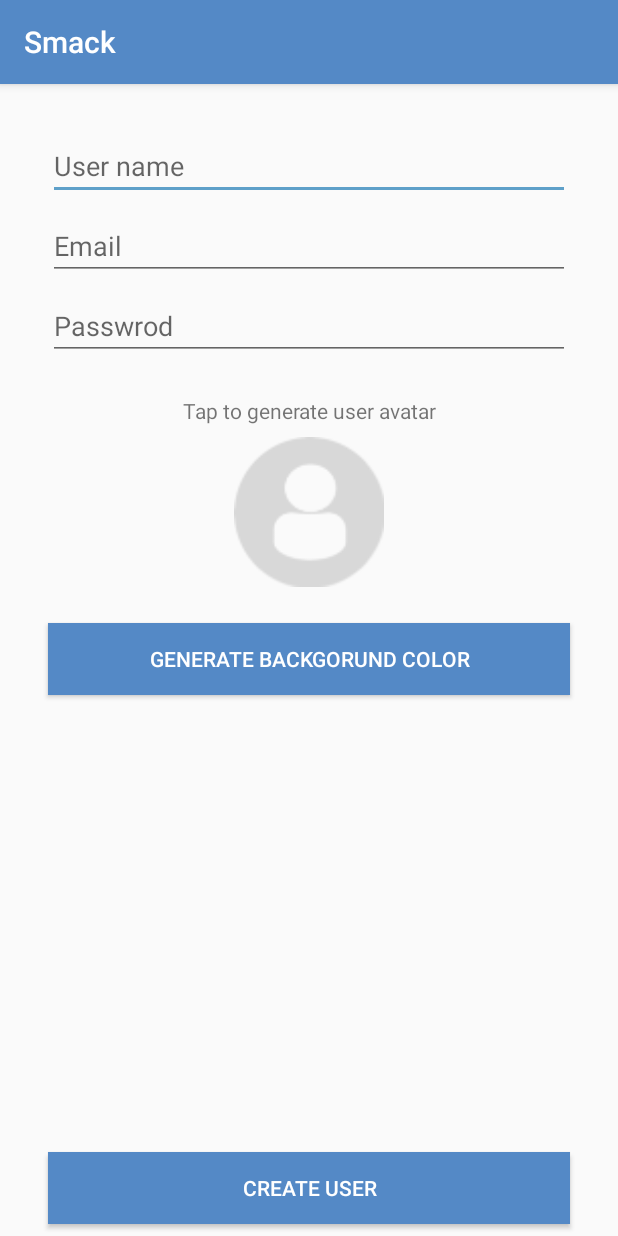
After one commit to ma10hoss/SmackChat, an Android app: the CreateUserActivity screen opened directly, with no data from a screen before it, on a phone screen of 412 x 824 dp. The commit adds this screen. Run offline under Robolectric (Android 15) with nearby library versions, the phone set to English and light mode, and no system bars.

Commit message:
this commit allows user to access CreateUserActivity page though the sign up here button in the activity login page.

```diff
--- a/app/build.gradle
+++ b/app/build.gradle
@@ -24,7 +24,7 @@ android {
 
 dependencies {
     implementation fileTree(dir: 'libs', include: ['*.jar'])
-    implementation"org.jetbrains.kotlin:kotlin-stdlib-jdk7:$kotlin_version"
+    implementation "org.jetbrains.kotlin:kotlin-stdlib-jdk7:$kotlin_version"
     implementation 'com.android.support:appcompat-v7:28.0.0'
     implementation 'com.android.support:design:28.0.0'
     implementation 'com.android.support.constraint:constraint-layout:1.1.3'
--- a/app/src/main/AndroidManifest.xml
+++ b/app/src/main/AndroidManifest.xml
@@ -8,6 +8,10 @@
             android:label="@string/app_name"
             android:supportsRtl="true"
             android:theme="@style/AppTheme">
+        <activity android:name=".CreateUserActivity">
+        </activity>
+        <activity android:name=".LoginActivity">
+        </activity>
         <activity
                 android:name=".MainActivity"
                 android:label="@string/app_name"
--- /dev/null
+++ b/app/src/main/java/com/example/smack/CreateUserActivity.kt
@@ -0,0 +1,23 @@
+package com.example.smack
+
+import android.support.v7.app.AppCompatActivity
+import android.os.Bundle
+import android.view.View
+
+class CreateUserActivity : AppCompatActivity() {
+
+    override fun onCreate(savedInstanceState: Bundle?) {
+        super.onCreate(savedInstanceState)
+        setContentView(R.layout.activity_create_user)
+    }
+    fun generateUserAvatar (view: View){
+
+    }
+    fun generateColorClicked(view: View){
+
+    }
+
+    fun createUserClicked (view: View){
+
+    }
+}
--- a/app/src/main/java/com/example/smack/MainActivity.kt
+++ b/app/src/main/java/com/example/smack/MainActivity.kt
@@ -1,5 +1,6 @@
 package com.example.smack
 
+import android.content.Intent
 import android.os.Bundle
 import android.support.design.widget.FloatingActionButton
 import android.support.design.widget.Snackbar
@@ -42,6 +43,8 @@ class MainActivity : AppCompatActivity() {
     }
 
     fun loginBtnNavClicked(view:View){
+        val loginIntent = Intent(this, LoginActivity::class.java)
+        startActivity(loginIntent)
 
     }
     fun addChannelClicked(view: View){
--- /dev/null
+++ b/app/src/main/res/layout/activity_create_user.xml
@@ -0,0 +1,73 @@
+<?xml version="1.0" encoding="utf-8"?>
+<android.support.constraint.ConstraintLayout
+        xmlns:android="http://schemas.android.com/apk/res/android"
+        xmlns:tools="http://schemas.android.com/tools"
+        xmlns:app="http://schemas.android.com/apk/res-auto"
+        android:layout_width="match_parent"
+        android:layout_height="match_parent"
+        tools:context=".CreateUserActivity">
+
+    <EditText
+            android:layout_width="0dp"
+            android:layout_height="wrap_content"
+            android:inputType="textPersonName"
+            android:ems="10"
+            android:id="@+id/createUserNAmeText"
+            android:layout_marginTop="32dp"
+            app:layout_constraintTop_toTopOf="parent" app:layout_constraintStart_toStartOf="parent"
+            app:layout_constraintHorizontal_bias="0.5" app:layout_constraintEnd_toEndOf="parent"
+            android:hint="User name" android:layout_marginStart="32dp" android:layout_marginEnd="32dp"
+            android:textColor="@android:color/darker_gray"/>
+    <EditText
+            android:layout_width="0dp"
+            android:layout_height="wrap_content"
+            android:inputType="textPersonName"
+            android:ems="10"
+            android:id="@+id/createEmailText" android:layout_marginTop="8dp"
+            app:layout_constraintTop_toBottomOf="@+id/createUserNAmeText" app:layout_constraintStart_toStartOf="parent"
+            app:layout_constraintHorizontal_bias="0.5" app:layout_constraintEnd_toEndOf="parent" android:hint="Email"
+            android:layout_marginStart="32dp" android:layout_marginEnd="32dp"
+            android:textColor="@android:color/darker_gray"/>
+    <EditText
+            android:layout_width="0dp"
+            android:layout_height="wrap_content"
+            android:inputType="textPassword"
+            android:ems="10"
+            android:id="@+id/createPasswordText" android:layout_marginTop="8dp"
+            app:layout_constraintTop_toBottomOf="@+id/createEmailText" app:layout_constraintStart_toStartOf="parent"
+            app:layout_constraintHorizontal_bias="0.5" app:layout_constraintEnd_toEndOf="parent"
+            android:hint="Passwrod" android:layout_marginStart="32dp" android:layout_marginEnd="32dp"
+            android:textColor="@android:color/darker_gray"/>
+    <TextView
+            android:text="Tap to generate user avatar"
+            android:layout_width="wrap_content"
+            android:layout_height="wrap_content"
+            android:id="@+id/textView" android:layout_marginTop="24dp"
+            app:layout_constraintTop_toBottomOf="@+id/createPasswordText" app:layout_constraintStart_toStartOf="parent"
+            app:layout_constraintEnd_toEndOf="parent"/>
+    <ImageView
+            android:layout_width="100dp"
+            android:layout_height="100dp" app:srcCompat="@drawable/profiledefault"
+            android:id="@+id/createAvatarImageView"
+            app:layout_constraintStart_toStartOf="parent"
+            app:layout_constraintEnd_toEndOf="parent" android:layout_marginTop="8dp"
+            app:layout_constraintTop_toBottomOf="@+id/textView" android:onClick="generateUserAvatar"/>
+    <Button
+            android:text="Generate backgorund color"
+            android:layout_width="0dp"
+            android:layout_height="wrap_content"
+            android:id="@+id/backgroundColorBtn" app:layout_constraintStart_toStartOf="parent"
+            app:layout_constraintHorizontal_bias="0.5" app:layout_constraintEnd_toEndOf="parent"
+            android:layout_marginTop="24dp" app:layout_constraintTop_toBottomOf="@+id/createAvatarImageView"
+            android:layout_marginStart="32dp" android:layout_marginEnd="32dp" android:background="@color/colorPrimary"
+            android:textColor="@android:color/white" android:onClick="generateColorClicked"/>
+    <Button
+            android:text="Create User"
+            android:layout_width="0dp"
+            android:layout_height="wrap_content"
+            android:id="@+id/createUserBtn" android:layout_marginBottom="8dp"
+            app:layout_constraintBottom_toBottomOf="parent" app:layout_constraintStart_toStartOf="parent"
+            app:layout_constraintHorizontal_bias="0.5" app:layout_constraintEnd_toEndOf="parent"
+            android:layout_marginStart="32dp" android:layout_marginEnd="32dp" android:background="@color/colorPrimary"
+            android:textColor="@android:color/white" android:onClick="createUserClicked"/>
+</android.support.constraint.ConstraintLayout>
```
Also changed, not shown: app/src/main/java/com/example/smack/LoginActivity.kt (+10 -0 lines), app/src/main/res/layout/activity_login.xml (+43 -0 lines).
